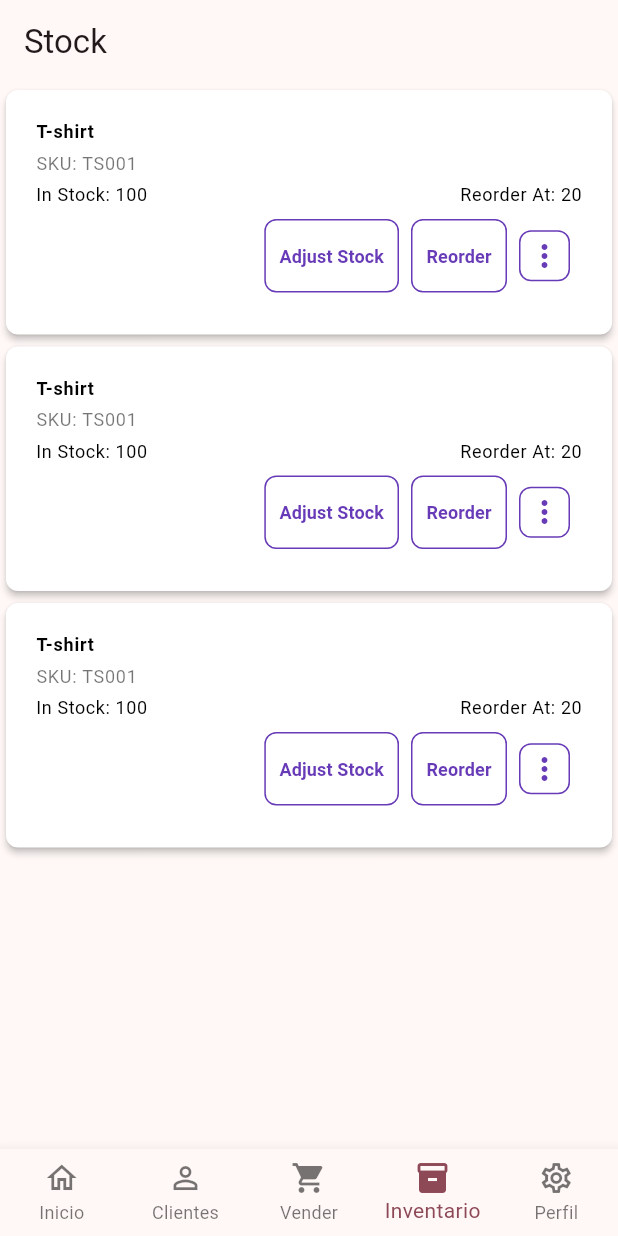
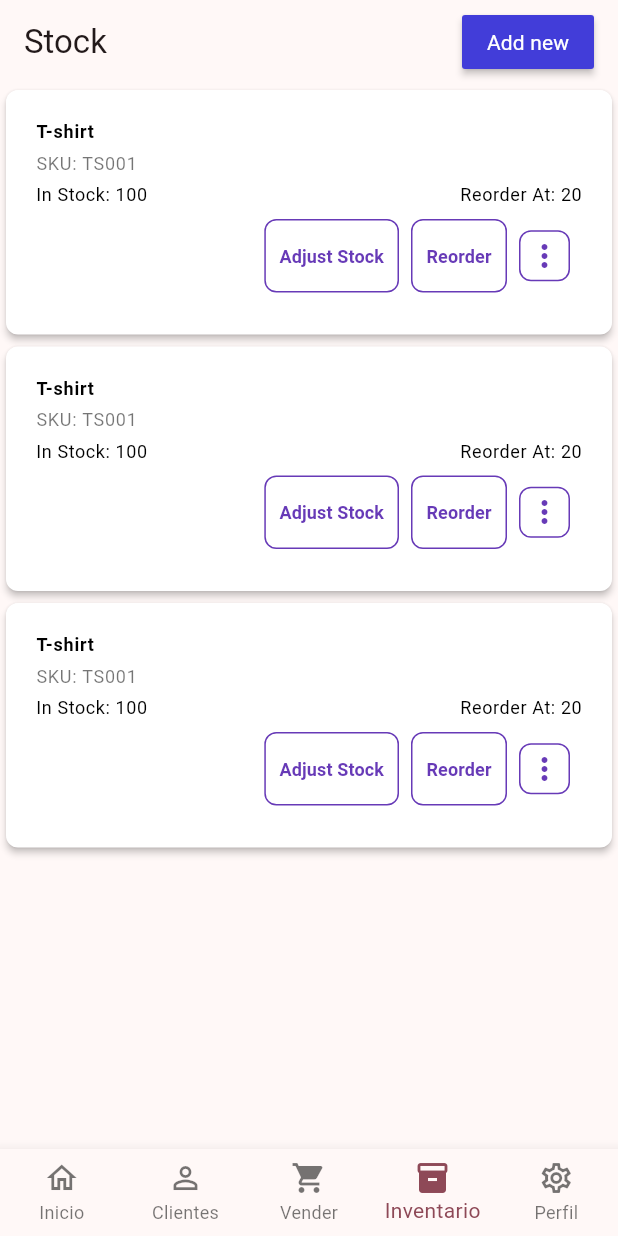
Before and after one commit to DanildZambrana/sales_app, a Flutter app: the screen it shows after launch, item 4 of the bottom bar chosen, on a phone screen of 412 x 824 dp. Run offline on Flutter 3.47's test engine with Material 3 defaults, Android fonts, the phone set to English and light mode, and no system bars.

Commit message:
feat(stock): add "Add new" button to app bar
Introduced an "Add new" button in the app bar of the stock screen. This button is styled with a primary color and placeholder functionality for future implementation.

```diff
--- a/lib/screens/stock.dart
+++ b/lib/screens/stock.dart
@@ -52,6 +52,20 @@ class StockPage extends StatelessWidget {
     return Scaffold(
       appBar: AppBar(
         title: const Text("Stock"),
+        actions: [
+          Padding(
+              padding: const EdgeInsets.only(right: 16.0),
+              child: MaterialButton(
+                onPressed: () {},
+                color: const Color(0xFF423DD9),
+                textColor: Colors.white,
+                child: const Text(
+                  "Add new",
+                  style: TextStyle(
+                      color: Colors.white, fontWeight: FontWeight.normal),
+                ),
+              )),
+        ],
       ),
       body: SingleChildScrollView(
         child: Column(
```
